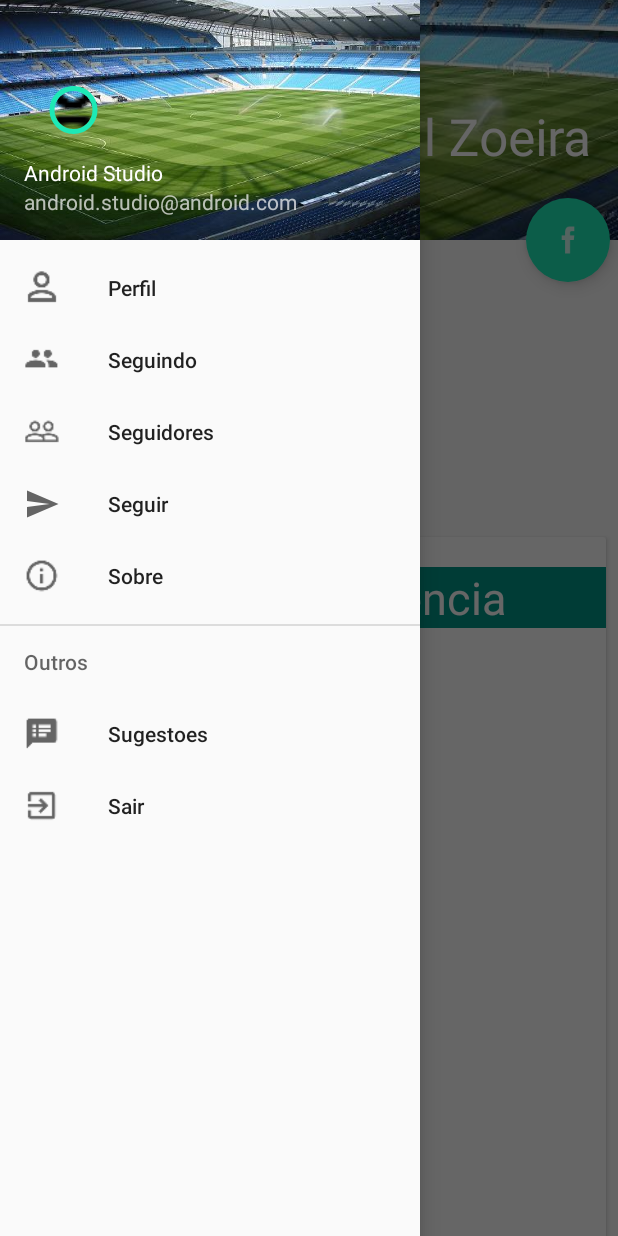
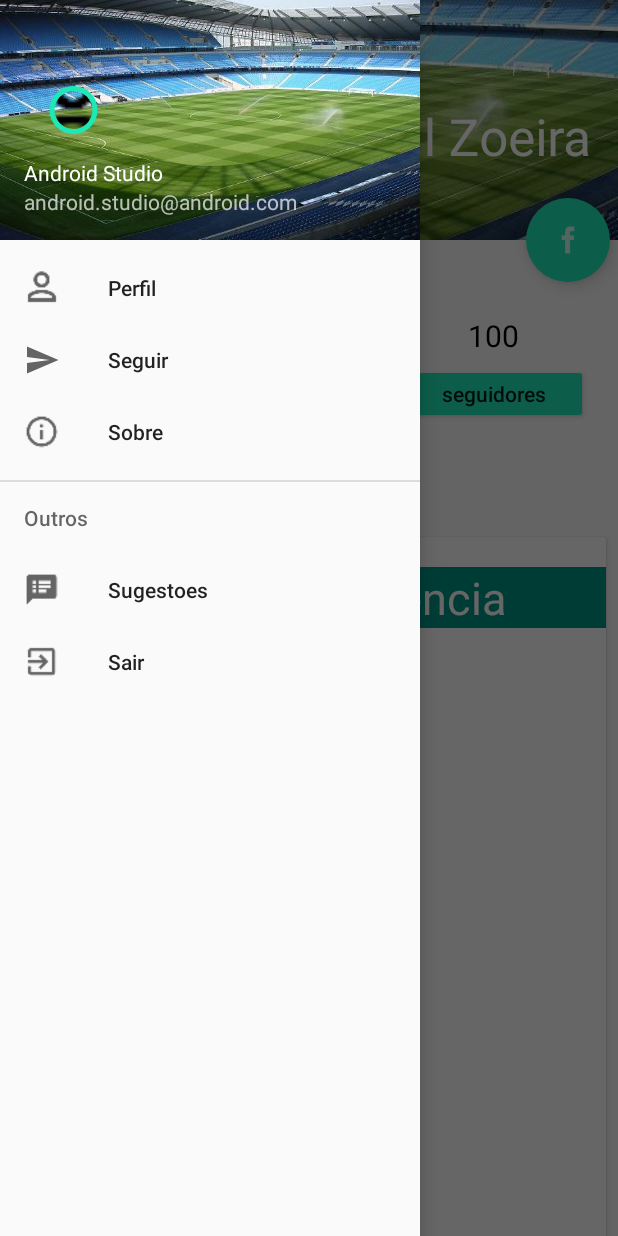
Before and after one commit to jordaoesa/KickZoeira, an Android app: the KickZoeiraMainActivity screen opened directly, with no data from a screen before it, with the side drawer open, on a phone screen of 412 x 824 dp. Run offline under Robolectric (Android 15) with nearby library versions, the phone set to English and light mode, and no system bars; our stand-ins replace CircleImageView, Firebase (no records; nobody signed in at launch, a user with empty details on screens opened directly); libraries missing offline, so code that uses them is left out: com.facebook, com.facebook.share, com.github.mikephil.charting; plain views replace PieChart, RadarChart; 10 statements that could not run were skipped.

Commit message:
instagram perfil

```diff
--- a/app/build.gradle
+++ b/app/build.gradle
@@ -2,7 +2,7 @@ apply plugin: 'com.android.application'
 
 android {
     compileSdkVersion 24
-    buildToolsVersion "24.0.1"
+    buildToolsVersion "24.0.2"
 
     defaultConfig {
         applicationId "br.edu.ufcg.kickzoeira"
--- a/app/src/main/java/br/edu/ufcg/kickzoeira/activities/KickZoeiraMainActivity.java
+++ b/app/src/main/java/br/edu/ufcg/kickzoeira/activities/KickZoeiraMainActivity.java
@@ -78,6 +78,8 @@ public class KickZoeiraMainActivity extends AppCompatActivity
         setContentView(R.layout.activity_kick_zoeira_main);
         Toolbar toolbar = (Toolbar) findViewById(R.id.toolbar);
         setSupportActionBar(toolbar);
+        getSupportActionBar().setDisplayShowHomeEnabled(true);
+        getSupportActionBar().setDisplayHomeAsUpEnabled(true);
 
         collapsingToolbar = (CollapsingToolbarLayout) findViewById(R.id.collapsing_toolbar);
         appBarLayout = (AppBarLayout) findViewById(R.id.appbar);
@@ -213,6 +215,8 @@ public class KickZoeiraMainActivity extends AppCompatActivity
         } else {
             super.onBackPressed();
         }
+        ProfileFragment.observableUser = null;
+        ProfileFragment.isOnlyShow = false;
     }
 
     @Override
@@ -246,13 +250,15 @@ public class KickZoeiraMainActivity extends AppCompatActivity
             ProfileFragment.observableUser = null;
             fragmentClass = ProfileFragment.class;
             //collapsingToolbar.setTitle(item.getTitle());
-        } else if (id == R.id.nav_seguindo) {
-            ProfileFragment.isOnlyShow = false;
-            fragmentClass = SeguindoFragment.class;
-        } else if (id == R.id.nav_seguidores) {
-            ProfileFragment.isOnlyShow = true;
-            fragmentClass = SeguidoresFragment.class;
-        } else if (id == R.id.nav_seguir) {
+        }
+//        else if (id == R.id.nav_seguindo) {
+//            ProfileFragment.isOnlyShow = false;
+//            fragmentClass = SeguindoFragment.class;
+//        } else if (id == R.id.nav_seguidores) {
+//            ProfileFragment.isOnlyShow = true;
+//            fragmentClass = SeguidoresFragment.class;
+//        }
+        else if (id == R.id.nav_seguir) {
             ProfileFragment.isOnlyShow = true;
             fragmentClass = SeguirFragment.class;
         }
--- a/app/src/main/java/br/edu/ufcg/kickzoeira/activities/LoginActivity.java
+++ b/app/src/main/java/br/edu/ufcg/kickzoeira/activities/LoginActivity.java
@@ -79,6 +79,9 @@ public class LoginActivity extends AppCompatActivity implements LoaderManager.Lo
                 return false;
             }
         });
+
+        edtEmail.setText("joao@mail.com");
+        edtPass.setText("joao123");
 
         mAuth = FirebaseAuth.getInstance();
 
--- a/app/src/main/java/br/edu/ufcg/kickzoeira/fragments/ProfileFragment.java
+++ b/app/src/main/java/br/edu/ufcg/kickzoeira/fragments/ProfileFragment.java
@@ -18,6 +18,7 @@ import android.support.annotation.NonNull;
 import android.support.design.widget.Snackbar;
 import android.support.v4.app.ActivityCompat;
 import android.support.v4.app.Fragment;
+import android.support.v4.app.FragmentManager;
 import android.support.v4.content.ContextCompat;
 import android.support.v7.app.AlertDialog;
 import android.text.InputType;
@@ -59,6 +60,8 @@ import java.io.ByteArrayOutputStream;
 
 import br.edu.ufcg.kickzoeira.R;
 import br.edu.ufcg.kickzoeira.activities.KickZoeiraMainActivity;
+import br.edu.ufcg.kickzoeira.adapters.SeguidoresAdapter;
+import br.edu.ufcg.kickzoeira.adapters.SeguindoAdapter;
 import br.edu.ufcg.kickzoeira.model.KickZoeiraUser;
 import br.edu.ufcg.kickzoeira.model.PerfilStatistic;
 import br.edu.ufcg.kickzoeira.utilities.GlobalStorage;
@@ -87,6 +90,8 @@ public class ProfileFragment extends Fragment {
     private Dialog dialog;
     private ProgressDialog progressDialog;
     private ProgressBar progress_bar_apelido;
+    private Button seguindo;
+    private Button seguidores;
 
     private DatabaseReference mDatabase;
     private FirebaseAuth mAuth;
@@ -163,6 +168,7 @@ public class ProfileFragment extends Fragment {
         ((KickZoeiraMainActivity)getActivity()).appBarLayout.setExpanded(true);
         ((KickZoeiraMainActivity)getActivity()).collapsingToolbar.setTitle("Perfil Zoeira");
 
+        if(observableUser == null) ((KickZoeiraMainActivity)getContext()).actionBarDrawerToggle.setDrawerIndicatorEnabled(true);
 
         // TESTE
 
@@ -175,6 +181,29 @@ public class ProfileFragment extends Fragment {
         apelido.setVisibility(View.GONE);
         progress_bar_apelido = (ProgressBar)  rootView.findViewById(R.id.login_progress_apelido);
         progress_bar_apelido.setVisibility(View.VISIBLE);
+
+        seguindo = (Button) rootView.findViewById(R.id.btn_seguindo);
+        seguidores = (Button) rootView.findViewById(R.id.btn_seguidores);
+
+        final ProfileFragment frag = this;
+        seguindo.setOnClickListener(new View.OnClickListener() {
+            @Override
+            public void onClick(View v) {
+                ProfileFragment.isOnlyShow = false;
+                SeguindoFragment fragment = SeguindoFragment.newInstance();
+
+                getActivity().getSupportFragmentManager().beginTransaction().replace(R.id.fragmentView, fragment).addToBackStack(null).commit();
+            }
+        });
+        seguidores.setOnClickListener(new View.OnClickListener() {
+            @Override
+            public void onClick(View v) {
+                ProfileFragment.isOnlyShow = false;
+                SeguidoresFragment fragment = SeguidoresFragment.newInstance();
+
+                getActivity().getSupportFragmentManager().beginTransaction().replace(R.id.fragmentView, fragment).addToBackStack(null).commit();
+            }
+        });
 
 
         FirebaseDatabase.getInstance().getReference().child("kickzoeirauser").child(currentUser.getId()).addListenerForSingleValueEvent(new ValueEventListener() {
@@ -198,6 +227,13 @@ public class ProfileFragment extends Fragment {
         if(observableUser == null) ivProfilePicture.setOnClickListener(onClick);
         retrieveProfilePicture();
 
+        if(observableUser == null){
+            seguindo.setEnabled(true);
+            seguidores.setEnabled(true);
+        }else{
+            seguindo.setEnabled(false);
+            seguidores.setEnabled(false);
+        }
 
         if(observableUser == null) apelido.setOnClickListener(onClick);
 
@@ -415,7 +451,7 @@ public class ProfileFragment extends Fragment {
                 @Override
                 public void onFailure(@NonNull Exception exception) {
                     // Handle any errors
-                    GlobalStorage.profilePictures.put(currentUser.getId(), BitmapFactory.decodeResource(getResources(), R.drawable.ic_person_outline));
+                    GlobalStorage.profilePictures.put(currentUser.getId(), BitmapFactory.decodeResource(main_act.getResources(), R.drawable.ic_person_outline));
                 }
             });
         }
--- a/app/src/main/java/br/edu/ufcg/kickzoeira/fragments/SeguindoFragment.java
+++ b/app/src/main/java/br/edu/ufcg/kickzoeira/fragments/SeguindoFragment.java
@@ -193,6 +193,14 @@ public class SeguindoFragment extends Fragment {
         ((KickZoeiraMainActivity)getContext()).fabFacebookShare.setVisibility(View.GONE);
         ((KickZoeiraMainActivity)getContext()).fabSacanear.setVisibility(View.GONE);
 
+        ((KickZoeiraMainActivity)getContext()).actionBarDrawerToggle.setDrawerIndicatorEnabled(false);
+        ((KickZoeiraMainActivity)getActivity()).actionBarDrawerToggle.setToolbarNavigationClickListener(new View.OnClickListener() {
+            @Override
+            public void onClick(View v) {
+                main_act.onBackPressed();
+            }
+        });
+
         return rootView;
     }
 
--- a/app/src/main/res/layout/fragment_perfil.xml
+++ b/app/src/main/res/layout/fragment_perfil.xml
@@ -21,60 +21,123 @@
                 android:layout_height="150dp"
                 android:layout_margin="20dp">
 
+                <RelativeLayout
+                    android:orientation="vertical"
+                    android:layout_width="125dp"
+                    android:layout_height="match_parent">
 
                     <de.hdodenhof.circleimageview.CircleImageView
-                    xmlns:app="http://schemas.android.com/apk/res-auto"
                         android:layout_width="100dp"
                         android:layout_height="100dp"
                         android:id="@+id/pic_profile"
-                    android:layout_marginRight="20dp"
                         app:civ_border_color="#FFFFFF"
                         app:civ_border_width="2dp"
-                    android:src="@drawable/ic_person_outline"/>
-
-                <LinearLayout
-                    android:orientation="vertical"
-                    android:layout_width="match_parent"
-                    android:layout_height="match_parent">
+                        android:src="@drawable/ic_person_outline"
+                        android:layout_gravity="center"
+                        android:layout_alignParentTop="true"
+                        android:layout_centerHorizontal="true"
+                        android:layout_marginBottom="5dp"/>
 
                     <FrameLayout
-                        android:layout_width="wrap_content"
-                        android:layout_height="wrap_content">
-
-
-
-
+                        android:id="@+id/frame_profile"
+                        android:layout_width="match_parent"
+                        android:layout_height="wrap_content"
+                        android:layout_centerHorizontal="true"
+                        android:layout_below="@+id/pic_profile"
+                        android:layout_marginBottom="5dp">
 
                         <TextView
                             android:id="@+id/text_profile_name"
-                                android:layout_width="97dp"
-                                android:textSize="20dp"
-                                android:layout_height="50dp"
-                                android:layout_margin="5dp"
-                                android:paddingTop="15dp"
+                            android:layout_width="match_parent"
+                            android:layout_height="wrap_content"
                             android:hint="Apelido"
-                                android:layout_weight="1" />
+                            android:layout_gravity="center"
+                            android:textAlignment="center"
+                            android:textSize="15dp"
+                            android:textColor="@color/textColorBlack"/>
 
                         <ProgressBar
                             android:id="@+id/login_progress_apelido"
-                                style="@style/Widget.AppCompat.ProgressBar"
-                                android:layout_width="50dp"
-                                android:layout_height="50dp"
+                            android:layout_width="20dp"
+                            android:layout_height="20dp"
                             android:layout_margin="5dp"
-                                android:layout_marginBottom="5dp"
-                                />
-
-
+                            android:layout_gravity="top|center"/>
 
                     </FrameLayout>
 
-
                     <TextView
+                        android:layout_below="@+id/frame_profile"
                         android:id="@+id/text_profile_description"
                         android:hint="Descrição"
                         android:layout_width="match_parent"
+                        android:layout_height="wrap_content"
+                        android:textAlignment="center"
+                        android:layout_alignParentBottom="true" />
+                </RelativeLayout>
+
+                <LinearLayout
+                    android:orientation="horizontal"
+                    android:layout_width="match_parent"
                     android:layout_height="match_parent"
-                        android:layout_margin="5dp"/>
+                    android:weightSum="2">
+
+
+                    <LinearLayout
+                        android:layout_width="wrap_content"
+                        android:layout_height="match_parent"
+                        android:orientation="vertical"
+                        android:layout_weight="1"
+                        android:layout_marginTop="30dp">
+                        <TextView
+                            android:textSize="20dp"
+                            android:text="150"
+                            android:layout_width="match_parent"
+                            android:layout_height="wrap_content"
+                            android:id="@+id/textView1"
+                            android:textAlignment="center"
+                            android:layout_gravity="center"
+                            android:textColor="@color/textColorBlack"
+                            android:layout_marginBottom="5dp"
+                            android:textAllCaps="false" />
+                        <Button
+                            android:text="seguindo"
+                            android:layout_width="match_parent"
+                            android:layout_height="40dp"
+                            android:id="@+id/btn_seguindo"
+                            android:layout_gravity="center|top"
+                            android:backgroundTint="@color/colorAccent"
+                            android:textAllCaps="false"
+                            />
+                    </LinearLayout>
+
+
+                    <LinearLayout
+                        android:layout_width="wrap_content"
+                        android:layout_height="match_parent"
+                        android:orientation="vertical"
+                        android:layout_weight="1"
+                        android:layout_marginTop="30dp">
+                        <TextView
+                            android:textSize="20dp"
+                            android:text="100"
+                            android:layout_width="match_parent"
+                            android:layout_height="wrap_content"
+                            android:id="@+id/textView2"
+                            android:textAlignment="center"
+                            android:layout_gravity="center"
+                            android:textColor="@color/textColorBlack"
+                            android:layout_marginBottom="5dp"
+                            android:textAllCaps="false"/>
+                        <Button
+                            android:text="seguidores"
+                            android:layout_width="match_parent"
+                            android:layout_height="40dp"
+                            android:id="@+id/btn_seguidores"
+                            android:layout_gravity="center|top"
+                            android:backgroundTint="@color/colorAccent"
+                            android:textAllCaps="false"/>
+                    </LinearLayout>
+
                 </LinearLayout>
 
             </LinearLayout>
--- a/app/src/main/res/menu/activity_profile_drawer.xml
+++ b/app/src/main/res/menu/activity_profile_drawer.xml
@@ -6,14 +6,14 @@
             android:id="@+id/nav_perfil"
             android:icon="@drawable/ic_person_outline"
             android:title="Perfil" />
-        <item
-            android:id="@+id/nav_seguindo"
-            android:icon="@drawable/ic_people"
-            android:title="Seguindo" />
-        <item
-            android:id="@+id/nav_seguidores"
-            android:icon="@drawable/ic_people_outline"
-            android:title="Seguidores" />
+        <!--<item-->
+            <!--android:id="@+id/nav_seguindo"-->
+            <!--android:icon="@drawable/ic_people"-->
+            <!--android:title="Seguindo" />-->
+        <!--<item-->
+            <!--android:id="@+id/nav_seguidores"-->
+            <!--android:icon="@drawable/ic_people_outline"-->
+            <!--android:title="Seguidores" />-->
         <item
             android:id="@+id/nav_seguir"
             android:icon="@drawable/ic_menu_send"
```
Lines whose indentation alone changed are shown as unchanged.
